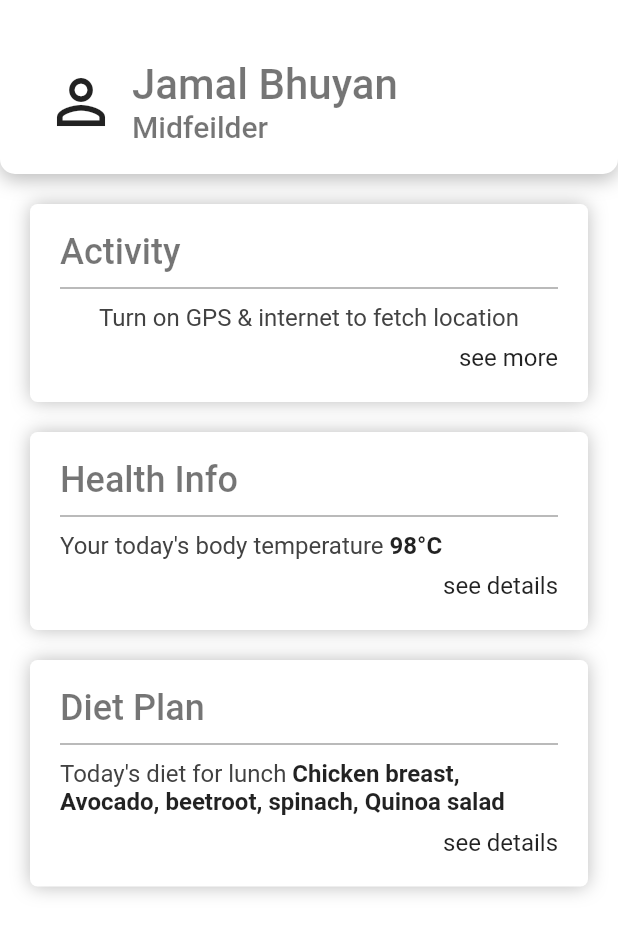
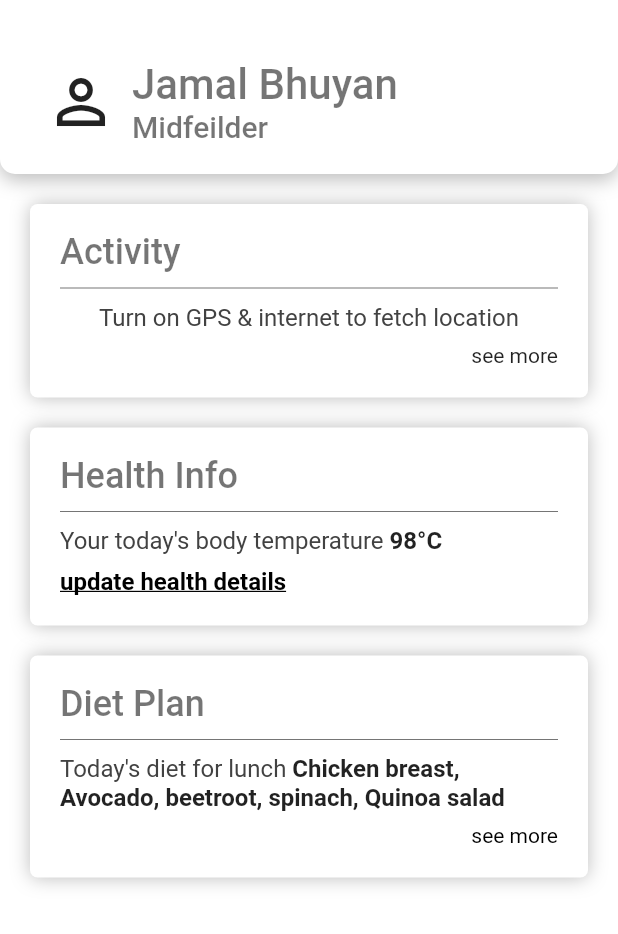
Before and after one commit to ahmedminhaj/tracker-BFF, a Flutter app: the screen it shows after launch, on a phone screen of 412 x 824 dp. Shown: the top 934 px of the screen. Run offline on Flutter 3.47's test engine with Material 2 defaults, Android fonts, the phone set to English and light mode, and no system bars; our stand-ins replace geolocator, get, google_fonts, location.

```diff
--- a/lib/screen/home/components/user_card.dart
+++ b/lib/screen/home/components/user_card.dart
@@ -1,12 +1,18 @@
+import 'package:act_tracker/screen/health/health_screen.dart';
 import 'package:act_tracker/screen/home/components/user_details.dart';
 import 'package:act_tracker/screen/home/components/user_icon.dart';
 import 'package:flutter/material.dart';
+import 'package:get/get.dart';
 
 class UserCard extends StatelessWidget {
   @override
   Widget build(BuildContext context) {
     var size = MediaQuery.of(context).size;
-    return Container(
+    return GestureDetector(
+      onTap: () {
+        Get.to(HealthScreen());
+      },
+      child: Container(
         width: size.width,
         padding: EdgeInsets.fromLTRB(30, 40, 20, 20),
         decoration: BoxDecoration(
@@ -32,6 +38,7 @@ class UserCard extends StatelessWidget {
             UserDetails(),
           ],
         ),
+      ),
     );
   }
 }
--- a/lib/screen/home/home_screen.dart
+++ b/lib/screen/home/home_screen.dart
@@ -1,7 +1,9 @@
 import 'package:act_tracker/controller/location_controller.dart';
 import 'package:act_tracker/screen/activity/activity_screen.dart';
 import 'package:act_tracker/screen/health/health_screen.dart';
+import 'package:act_tracker/screen/health_form/health_update_form.dart';
 import 'package:act_tracker/screen/home/components/user_card.dart';
+import 'package:act_tracker/style/style_color.dart';
 import 'package:act_tracker/widgets/card/activity_card.dart';
 import 'package:act_tracker/widgets/card/diet_card.dart';
 import 'package:act_tracker/widgets/card/health_info_card.dart';
@@ -24,8 +26,10 @@ class _HomeScreenState extends State<HomeScreen> {
   @override
   Widget build(BuildContext context) {
     return Scaffold(
+      backgroundColor: StyleColor.backgroundColor,
       body: Container(
         color: Colors.white,
+        child: SingleChildScrollView(
           child: Column(
             children: [
               UserCard(),
@@ -54,13 +58,14 @@ class _HomeScreenState extends State<HomeScreen> {
               ),
               HealthInfoCard(
                 seeDetailsLink: () {
-                Get.to(HealthScreen());
+                  Get.to(HealthUpdateform());
                 },
               ),
               DietCard(),
             ],
           ),
         ),
+      ),
     );
   }
 }
--- /dev/null
+++ b/lib/style/color_platte.dart
@@ -0,0 +1,5 @@
+import 'package:flutter/material.dart';
+
+class ColorPlatte {
+  static const Color primaryColor = Colors.white;
+}
--- a/lib/widgets/card/activity_card.dart
+++ b/lib/widgets/card/activity_card.dart
@@ -5,13 +5,12 @@ import 'package:google_fonts/google_fonts.dart';
 class ActivityCard extends StatelessWidget {
   final Function seemoreLink;
   final String currentLocation, currentposition;
-  ActivityCard(
-      {this.seemoreLink,
-      this.currentLocation,
-      this.currentposition});
+  ActivityCard({this.seemoreLink, this.currentLocation, this.currentposition});
   @override
   Widget build(BuildContext context) {
-    return Container(
+    return GestureDetector(
+      onTap: seemoreLink,
+      child: Container(
         margin: EdgeInsets.fromLTRB(20, 20, 20, 10),
         padding: EdgeInsets.fromLTRB(20, 10, 20, 20),
         decoration: BoxDecoration(
@@ -65,7 +64,6 @@ class ActivityCard extends StatelessWidget {
                                 fontWeight: FontWeight.w600,
                                 color: Colors.black87),
                           ),
-                        // TextSpan(text: " for last 10minutes")
                         ],
                       ),
                     )
@@ -82,21 +80,19 @@ class ActivityCard extends StatelessWidget {
             ),
             Align(
               alignment: Alignment.centerRight,
-            child: GestureDetector(
-              onTap: seemoreLink,
               child: Container(
                 child: Text(
                   "see more",
                   style: GoogleFonts.roboto(
-                    fontSize: 16,
+                    fontSize: 14,
                     color: Colors.black87,
                     fontWeight: FontWeight.w400,
                   ),
                 ),
               ),
             ),
+          ],
         ),
-        ],
       ),
     );
   }
--- a/lib/widgets/card/diet_card.dart
+++ b/lib/widgets/card/diet_card.dart
@@ -9,7 +9,9 @@ class DietCard extends StatelessWidget {
   });
   @override
   Widget build(BuildContext context) {
-    return Container(
+    return GestureDetector(
+      onTap: seeDetailsLink,
+      child: Container(
         margin: EdgeInsets.fromLTRB(20, 10, 20, 10),
         padding: EdgeInsets.fromLTRB(20, 10, 20, 20),
         decoration: BoxDecoration(
@@ -61,22 +63,20 @@ class DietCard extends StatelessWidget {
             ),
             Align(
               alignment: Alignment.centerRight,
-            child: GestureDetector(
-              onTap: seeDetailsLink,
               child: Container(
                 child: Text(
-                  "see details",
+                  "see more",
                   style: GoogleFonts.roboto(
-                    fontSize: 16,
-                    color: Colors.black87,
+                    fontSize: 14,
+                    color: Colors.black,
                     fontWeight: FontWeight.w400,
-                  ),
                   ),
                 ),
               ),
             ),
           ],
         ),
+      ),
     );
   }
 }
--- a/lib/widgets/card/health_info_card.dart
+++ b/lib/widgets/card/health_info_card.dart
@@ -9,7 +9,9 @@ class HealthInfoCard extends StatelessWidget {
   });
   @override
   Widget build(BuildContext context) {
-    return Container(
+    return GestureDetector(
+      onTap: seeDetailsLink,
+      child: Container(
         margin: EdgeInsets.fromLTRB(20, 10, 20, 10),
         padding: EdgeInsets.fromLTRB(20, 10, 20, 20),
         decoration: BoxDecoration(
@@ -59,23 +61,22 @@ class HealthInfoCard extends StatelessWidget {
               ),
             ),
             Align(
-            alignment: Alignment.centerRight,
-            child: GestureDetector(
-              onTap: seeDetailsLink,
+              alignment: Alignment.centerLeft,
               child: Container(
                 child: Text(
-                  "see details",
+                  "update health details",
                   style: GoogleFonts.roboto(
+                    decoration: TextDecoration.underline,
                     fontSize: 16,
-                    color: Colors.black87,
-                    fontWeight: FontWeight.w400,
-                  ),
+                    color: Colors.black,
+                    fontWeight: FontWeight.w600,
                   ),
                 ),
               ),
             ),
           ],
         ),
+      ),
     );
   }
 }
```
Also changed, not shown: lib/screen/health/components/date_selector.dart (added, +66 -0 lines), lib/screen/health/components/health_details.dart (+6 -18 lines), lib/screen/health/components/user_details_info.dart (+4 -4 lines), lib/screen/health/health_screen.dart (+4 -7 lines), lib/screen/health_form/components/form_body.dart (added, +80 -0 lines), lib/screen/health_form/components/form_input_field.dart (added, +91 -0 lines), lib/screen/health_form/health_update_form.dart (added, +20 -0 lines), lib/utils/date_util.dart (added, +15 -0 lines). Lines whose indentation alone changed are shown as unchanged.
